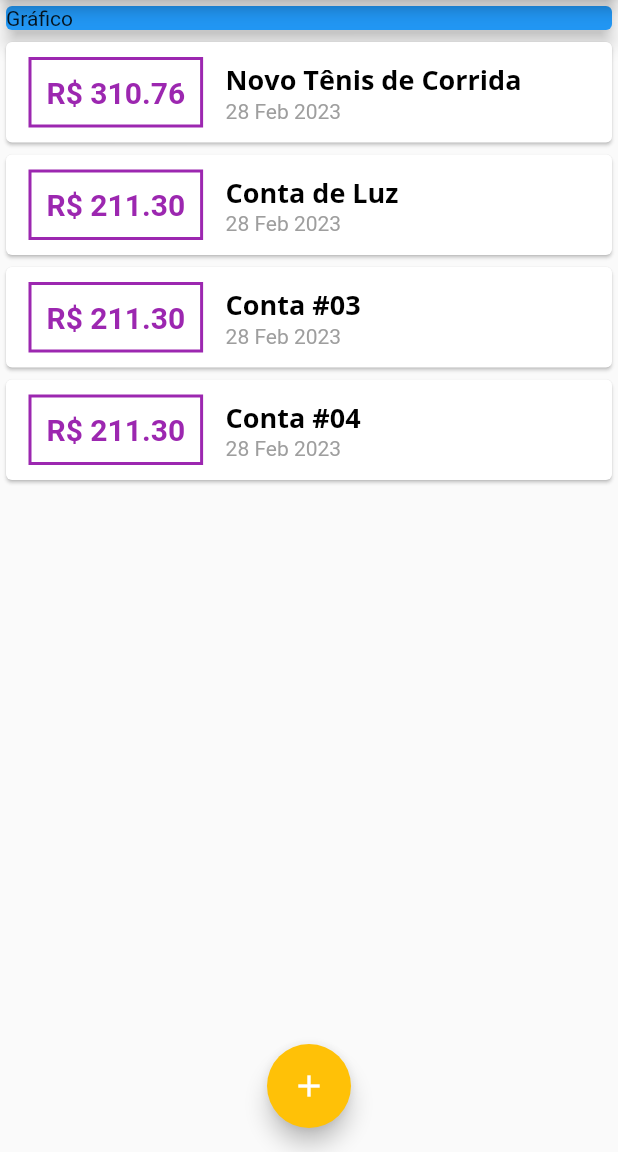
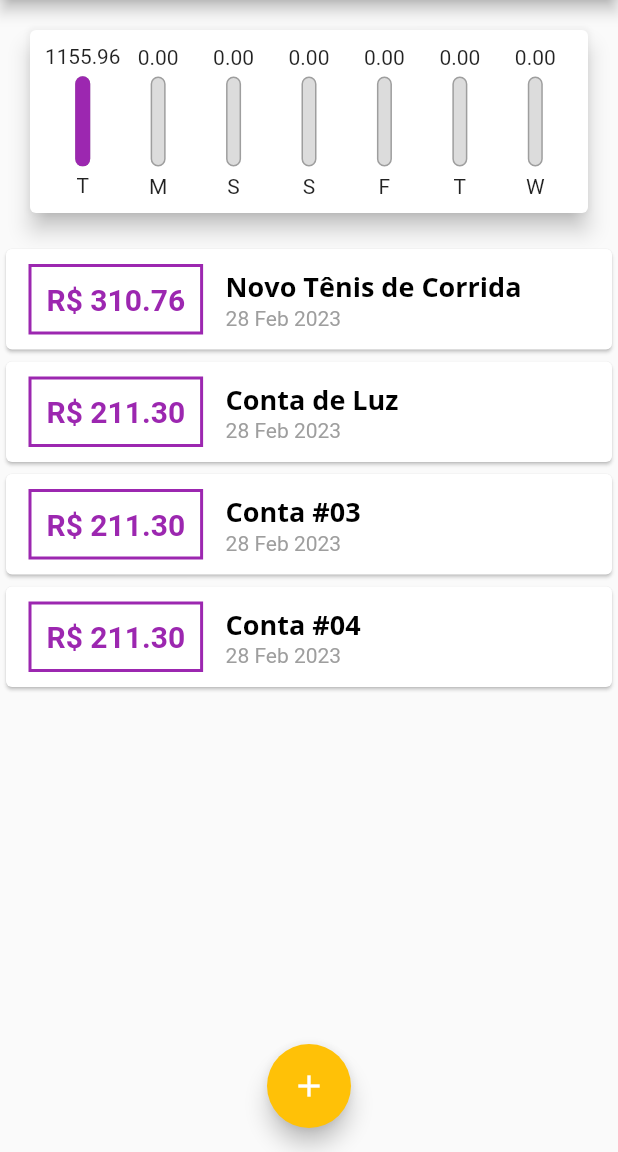
Before and after one commit to EduardoVinicius/expenses-app, a Flutter app: the screen it shows after launch, on a phone screen of 412 x 824 dp, the part 84-1236 px from its top. Run offline on Flutter 3.47's test engine with Material 2 defaults, Android fonts, the phone set to English and light mode, and no system bars; project files that could hold a hidden picture were left out.

Commit message:
Third commit

```diff
--- /dev/null
+++ b/lib/components/chart.dart
@@ -0,0 +1,60 @@
+import 'package:expenses/components/chart_bar.dart';
+import 'package:flutter/material.dart';
+import 'package:intl/intl.dart';
+import '../models/transaction.dart';
+
+class Chart extends StatelessWidget {
+  final List<Transaction> recentTransactions;
+
+  Chart(this.recentTransactions);
+
+  List<Map<String, Object>> get groupedTransactions {
+    return List.generate(7, (index) {
+      final weekday = DateTime.now().subtract(Duration(days: index));
+
+      double totalSum = 0.0;
+
+      for (var i = 0; i < recentTransactions.length; i++) {
+        bool sameDay = recentTransactions[i].date.day == weekday.day;
+        bool sameMonth = recentTransactions[i].date.month == weekday.month;
+        bool sameYear = recentTransactions[i].date.year == weekday.year;
+
+        if (sameDay && sameMonth && sameYear) {
+          totalSum += recentTransactions[i].value;
+        }
+      }
+
+      return {'day': DateFormat.E().format(weekday)[0], 'value': totalSum};
+    });
+  }
+
+  double get _weekTotalValue {
+    return groupedTransactions.fold(0.0, (sum, tr) {
+      return sum + double.parse(tr['value'].toString());
+    });
+  }
+
+  @override
+  Widget build(BuildContext context) {
+    return Card(
+      elevation: 6,
+      margin: const EdgeInsets.all(20),
+      child: Padding(
+        padding: EdgeInsets.all(10),
+        child: Row(
+            mainAxisAlignment: MainAxisAlignment.spaceAround,
+            children: groupedTransactions.map((tr) {
+              return Flexible(
+                fit: FlexFit.tight,
+                child: ChartBar(
+                  label: tr['day'].toString(),
+                  value: double.parse(tr['value'].toString()),
+                  percentage:
+                      double.parse(tr['value'].toString()) / _weekTotalValue,
+                ),
+              );
+            }).toList()),
+      ),
+    );
+  }
+}
--- /dev/null
+++ b/lib/components/chart_bar.dart
@@ -0,0 +1,45 @@
+import 'package:flutter/material.dart';
+
+class ChartBar extends StatelessWidget {
+  final String label;
+  final double value;
+  final double percentage;
+
+  ChartBar(
+      {required this.label, required this.value, required this.percentage});
+
+  @override
+  Widget build(BuildContext context) {
+    return Column(
+      children: [
+        FittedBox(child: Text('${value.toStringAsFixed(2)}')),
+        const SizedBox(height: 5),
+        Container(
+          height: 60,
+          width: 10,
+          child: Stack(
+            alignment: Alignment.bottomCenter,
+            children: [
+              Container(
+                decoration: BoxDecoration(
+                    border: Border.all(color: Colors.grey, width: 1.0),
+                    color: const Color.fromRGBO(220, 220, 220, 1),
+                    borderRadius: BorderRadius.circular(5)),
+              ),
+              FractionallySizedBox(
+                heightFactor: percentage,
+                child: Container(
+                  decoration: BoxDecoration(
+                      color: Theme.of(context).colorScheme.primary,
+                      borderRadius: BorderRadius.circular(5)),
+                ),
+              )
+            ],
+          ),
+        ),
+        const SizedBox(height: 5),
+        Text(label)
+      ],
+    );
+  }
+}
--- a/lib/components/transaction_list.dart
+++ b/lib/components/transaction_list.dart
@@ -3,7 +3,6 @@ import 'package:flutter/material.dart';
 import 'package:intl/intl.dart';
 
 class TransactionList extends StatelessWidget {
-
   final List<Transaction> transactions;
 
   TransactionList(this.transactions);
@@ -12,7 +11,26 @@ class TransactionList extends StatelessWidget {
   Widget build(BuildContext context) {
     return Container(
       height: 300,
-      child: ListView.builder(
+      child: transactions.isEmpty
+          ? Column(children: [
+              const SizedBox(
+                height: 20,
+              ),
+              Text(
+                'Nenhuma transação cadastrada!',
+                style: Theme.of(context).textTheme.labelLarge,
+              ),
+              const SizedBox(
+                height: 20,
+              ),
+              Container(
+                  height: 200,
+                  child: Image.asset(
+                    'assets/images/waiting.png',
+                    fit: BoxFit.cover,
+                  ))
+            ])
+          : ListView.builder(
               itemCount: transactions.length,
               itemBuilder: (context, index) {
                 final tr = transactions[index];
@@ -21,15 +39,12 @@ class TransactionList extends StatelessWidget {
                     children: [
                       Container(
                         margin: const EdgeInsets.symmetric(
-                    horizontal: 15,
-                    vertical: 10
-                  ),
+                            horizontal: 15, vertical: 10),
                         decoration: BoxDecoration(
                             border: Border.all(
                           color: Theme.of(context).colorScheme.primary,
                           width: 2,
-                    )
-                  ),
+                        )),
                         padding: const EdgeInsets.all(10),
                         child: Text(
                           'R\$ ${tr.value.toStringAsFixed(2)}',
@@ -43,15 +58,10 @@ class TransactionList extends StatelessWidget {
                       Column(
                         crossAxisAlignment: CrossAxisAlignment.start,
                         children: [
-                    Text(
-                      tr.title,
-                      style: Theme.of(context).textTheme.titleLarge
-                      ),
-                    Text(
-                      DateFormat('d MMM y').format(tr.date),
-                      style: const TextStyle(
-                        color: Colors.grey
-                      ))
+                          Text(tr.title,
+                              style: Theme.of(context).textTheme.titleLarge),
+                          Text(DateFormat('d MMM y').format(tr.date),
+                              style: const TextStyle(color: Colors.grey))
                         ],
                       )
                     ],
--- a/lib/main.dart
+++ b/lib/main.dart
@@ -3,6 +3,7 @@ import 'dart:math';
 import 'package:expenses/components/transaction_form.dart';
 import 'package:flutter/material.dart';
 
+import 'components/chart.dart';
 import 'components/transaction_list.dart';
 import 'models/transaction.dart';
 
@@ -16,78 +17,57 @@ class ExpensesApp extends StatelessWidget {
     return MaterialApp(
       home: MyHomePage(),
       theme: tema.copyWith(
-        colorScheme: tema.colorScheme.copyWith(
-          primary: Colors.purple,
-          secondary: Colors.amber
-        ),
+          colorScheme: tema.colorScheme
+              .copyWith(primary: Colors.purple, secondary: Colors.amber),
           textTheme: tema.textTheme.copyWith(
               titleLarge: const TextStyle(
                   fontFamily: 'OpenSans',
                   fontSize: 18,
                   fontWeight: FontWeight.bold,
-            color: Colors.black
-          )
-        ),
+                  color: Colors.black)),
           appBarTheme: const AppBarTheme(
               titleTextStyle: TextStyle(
                   fontFamily: 'OpenSans',
                   fontSize: 20,
-            fontWeight: FontWeight.bold
-          )
-        )
-      ),
+                  fontWeight: FontWeight.bold))),
     );
   }
 }
 
 class MyHomePage extends StatefulWidget {
-
   @override
   State<MyHomePage> createState() => _MyHomePageState();
 }
 
 class _MyHomePageState extends State<MyHomePage> {
-
-  final _transactions = [
+  final List<Transaction> _transactions = [
     Transaction(
         id: 't1',
         title: 'Novo Tênis de Corrida',
         value: 310.76,
-      date: DateTime.now()
-    ),
+        date: DateTime.now()),
     Transaction(
-      id: 't2',
-      title: 'Conta de Luz',
-      value: 211.30,
-      date: DateTime.now()
-    ),
+        id: 't2', title: 'Conta de Luz', value: 211.30, date: DateTime.now()),
     Transaction(
-      id: 't3',
-      title: 'Conta #03',
-      value: 211.30,
-      date: DateTime.now()
-    ),
+        id: 't3', title: 'Conta #03', value: 211.30, date: DateTime.now()),
     Transaction(
-      id: 't4',
-      title: 'Conta #04',
-      value: 211.30,
-      date: DateTime.now()
-    ),
+        id: 't4', title: 'Conta #04', value: 211.30, date: DateTime.now()),
     Transaction(
-      id: 't5',
-      title: 'Conta #05',
-      value: 211.30,
-      date: DateTime.now()
-    ),
+        id: 't5', title: 'Conta #05', value: 211.30, date: DateTime.now()),
   ];
+
+  List<Transaction> get _recentTransactions {
+    return _transactions.where((tr) {
+      return tr.date.isAfter(DateTime.now().subtract(const Duration(days: 7)));
+    }).toList();
+  }
 
   _addTransaction(String title, double value) {
     final newTransaction = Transaction(
         id: Random().nextDouble().toString(),
         title: title,
         value: value,
-      date: DateTime.now()
-    );
+        date: DateTime.now());
 
     setState(() {
       _transactions.add(newTransaction);
@@ -101,8 +81,7 @@ class _MyHomePageState extends State<MyHomePage> {
         context: context,
         builder: (_) {
           return TransactionForm(_addTransaction);
-      }
-    );
+        });
   }
 
   @override
@@ -113,21 +92,14 @@ class _MyHomePageState extends State<MyHomePage> {
         actions: [
           IconButton(
               onPressed: () => _openTransactionFormModal(context),
-            icon: const Icon(Icons.add)
-          )
+              icon: const Icon(Icons.add))
         ],
       ),
       body: SingleChildScrollView(
         child: Column(
           crossAxisAlignment: CrossAxisAlignment.stretch,
           children: [
-            Container(
-              child: const Card(
-                color: Colors.blue,
-                elevation: 5,
-                child: Text('Gráfico'),
-              ),
-            ),
+            Chart(_recentTransactions),
             TransactionList(_transactions)
           ],
         ),
```
Also changed, not shown: pubspec.yaml (+6 -6 lines), assets/images/waiting.png (added). Lines whose indentation alone changed are shown as unchanged.
